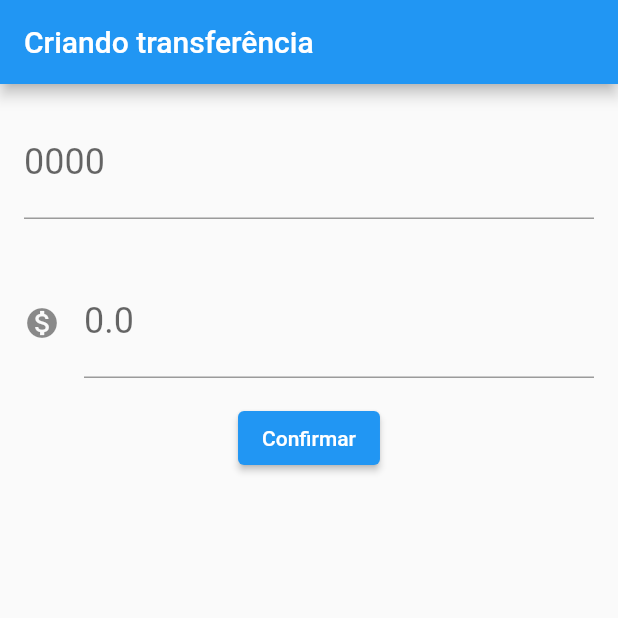
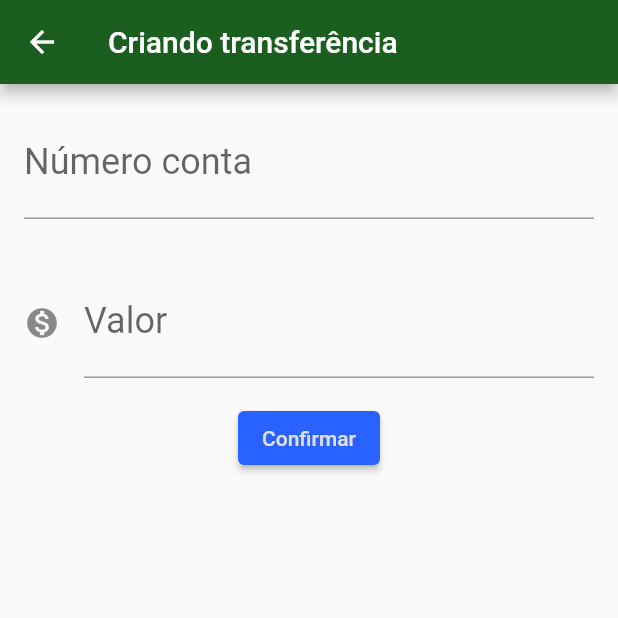
Before and after one commit to clebersantos/flutter-fundamentos, a Flutter app: the FormularioTransferencia screen opened directly, after a tap on "Confirmar", on a phone screen of 412 x 824 dp, the top half of it. Run offline on Flutter 3.47's test engine with Material 2 defaults, Android fonts, the phone set to English and light mode, and no system bars.

Commit message:
refactor(app): aplica reorganização do código

```diff
--- /dev/null
+++ b/lib/components/editor.dart
@@ -0,0 +1,35 @@
+import 'package:flutter/cupertino.dart';
+import 'package:flutter/material.dart';
+
+class Editor extends StatelessWidget {
+  final TextEditingController? controlador;
+  final String? rotulo;
+  final String? dica;
+  final IconData? icone;
+
+  Editor({
+    this.controlador,
+    this.rotulo,
+    this.dica,
+    this.icone,
+  });
+
+  @override
+  Widget build(BuildContext context) {
+    return Padding(
+      padding: const EdgeInsets.all(16.0),
+      child: TextField(
+        controller: controlador,
+        style: TextStyle(
+          fontSize: 24.0,
+        ),
+        decoration: InputDecoration(
+          icon: icone != null ? Icon(icone) : null,
+          labelText: rotulo,
+          hintText: dica,
+        ),
+        keyboardType: TextInputType.number,
+      ),
+    );
+  }
+}
--- a/lib/main.dart
+++ b/lib/main.dart
@@ -1,75 +1,8 @@
+import 'package:bytebank/screens/transferencia/lista.dart';
 import 'package:flutter/material.dart';
 
 void main() {
   runApp(BytebankApp());
-}
-
-class FormularioTransferencia extends StatelessWidget {
-  final TextEditingController _controladorCampoNumeroConta =
-      TextEditingController();
-  final TextEditingController _controladorCampoValor = TextEditingController();
-
-  @override
-  Widget build(BuildContext context) {
-    return Scaffold(
-      appBar: AppBar(title: Text('Criando transferência')),
-      body: Column(
-        children: <Widget>[
-          Editor(
-              controlador: _controladorCampoNumeroConta,
-              dica: 'Número conta',
-              rotulo: '0000'),
-          Editor(
-              controlador: _controladorCampoValor,
-              dica: 'Valor',
-              rotulo: '0.0',
-              icone: Icons.monetization_on),
-          ElevatedButton(
-              onPressed: () => _criaTransferencia(context), // expression body
-              child: Text('Confirmar'))
-        ],
-      ),
-    );
-  }
-
-  void _criaTransferencia(BuildContext context) {
-    final valor = double.tryParse(_controladorCampoValor.text);
-    final conta = int.tryParse(_controladorCampoNumeroConta.text);
-
-    if (valor != null && conta != null) {
-      final transferenciaCriada = Transferencia(valor, conta);
-      ScaffoldMessenger.of(context).showSnackBar(
-          SnackBar(content: Text('$transferenciaCriada')));
-    }
-  }
-}
-
-class Editor extends StatelessWidget {
-  final TextEditingController? controlador;
-  final String? rotulo;
-  final String? dica;
-  final IconData? icone;
-
-  Editor({this.controlador, this.rotulo, this.dica, this.icone});
-
-  @override
-  Widget build(BuildContext context) {
-    return Padding(
-      padding: const EdgeInsets.all(16.0),
-      child: TextField(
-        controller: controlador,
-        style: TextStyle(
-          fontSize: 24.0,
-        ),
-        decoration: InputDecoration(
-          icon: icone != null ? Icon(icone) : null,
-          labelText: rotulo,
-          hintText: dica,
-        ),
-        keyboardType: TextInputType.number,
-      ),
-    );
-  }
 }
 
 class BytebankApp extends StatelessWidget {
@@ -78,66 +11,21 @@ class BytebankApp extends StatelessWidget {
   @override
   Widget build(BuildContext context) {
     return MaterialApp(
-      home: Scaffold(
-        body: FormularioTransferencia(),
+      theme: ThemeData(
+        primaryColor: Colors.green[900],
+        accentColor: Colors.blueAccent[700],
+        buttonTheme: ButtonThemeData(
+          buttonColor: Colors.blueAccent[700],
+          textTheme: ButtonTextTheme.primary,
+        ),
+        elevatedButtonTheme: ElevatedButtonThemeData(
+          style: ElevatedButton.styleFrom(
+            onPrimary: Colors.grey[300],
+            primary: Colors.blueAccent[700],
+          ),
+        ),
       ),
+      home: ListaTransferencias(),
     );
   }
 }
-
-class ListaTransferencias extends StatelessWidget {
-  Widget build(BuildContext context) {
-    return Scaffold(
-      appBar: AppBar(
-        title: Text("Transferências"),
-      ),
-      body: Column(
-        children: [
-          ItemTransferencia(
-            Transferencia(100.0, 2000),
-          ),
-          ItemTransferencia(
-            Transferencia(200.0, 3000),
-          ),
-          ItemTransferencia(
-            Transferencia(300.0, 4000),
-          ),
-        ],
-      ),
-      floatingActionButton: FloatingActionButton(
-        onPressed: () {
-          // Add your onPressed code here!
-        },
-        child: Icon(Icons.add),
-      ),
-    );
-  }
-}
-
-class ItemTransferencia extends StatelessWidget {
-  final Transferencia _transferencia;
-
-  ItemTransferencia(this._transferencia);
-
-  @override
-  Widget build(BuildContext context) {
-    return Card(
-        child: ListTile(
-      leading: Icon(Icons.monetization_on),
-      title: Text(_transferencia.valor.toString()),
-      subtitle: Text(_transferencia.numeroConta.toString()),
-    ));
-  }
-}
-
-class Transferencia {
-  final double valor;
-  final int numeroConta;
-
-  Transferencia(this.valor, this.numeroConta);
-
-  @override
-  String toString() {
-    return 'Transferencia {valor: $valor, numeroConta: $numeroConta}';
-  }
-}
--- /dev/null
+++ b/lib/models/transferencia.dart
@@ -0,0 +1,14 @@
+class Transferencia {
+  final double valor;
+  final int numeroConta;
+
+  Transferencia(
+    this.valor,
+    this.numeroConta,
+  );
+
+  @override
+  String toString() {
+    return 'Transferencia {valor: $valor, numeroConta: $numeroConta}';
+  }
+}
--- /dev/null
+++ b/lib/screens/transferencia/formulario.dart
@@ -0,0 +1,67 @@
+import 'package:bytebank/components/editor.dart';
+import 'package:bytebank/models/transferencia.dart';
+import 'package:flutter/cupertino.dart';
+import 'package:flutter/material.dart';
+
+class FormularioTransferencia extends StatefulWidget {
+  @override
+  State<StatefulWidget> createState() {
+    return FormularioTransferenciaState();
+  }
+}
+
+const _tituloAppBar = 'Criando transferência';
+
+const _rotuloCampoValor = 'Valor';
+const _dicaCampoValor = '0.00';
+
+const _rotuloCampoNumero = 'Número conta';
+const _dicaCampoNumero = '0000';
+
+const _textoBotaoConfirmar = 'Confirmar';
+
+class FormularioTransferenciaState extends State<FormularioTransferencia> {
+  final TextEditingController _controladorCampoNumeroConta =
+      TextEditingController();
+  final TextEditingController _controladorCampoValor = TextEditingController();
+
+  @override
+  Widget build(BuildContext context) {
+    return Scaffold(
+      appBar: AppBar(title: Text(_tituloAppBar)),
+      body: SingleChildScrollView(
+        child: Column(
+          children: <Widget>[
+            Editor(
+              controlador: _controladorCampoNumeroConta,
+              dica: _dicaCampoNumero,
+              rotulo: _rotuloCampoNumero,
+            ),
+            Editor(
+              controlador: _controladorCampoValor,
+              dica: _dicaCampoValor,
+              rotulo: _rotuloCampoValor,
+              icone: Icons.monetization_on,
+            ),
+            ElevatedButton(
+                onPressed: () => _criaTransferencia(context),
+                // expression body
+                child: Text(_textoBotaoConfirmar))
+          ],
+        ),
+      ),
+    );
+  }
+
+  void _criaTransferencia(BuildContext context) {
+    final valor = double.tryParse(_controladorCampoValor.text);
+    final conta = int.tryParse(_controladorCampoNumeroConta.text);
+
+    if (valor != null && conta != null) {
+      final transferenciaCriada = Transferencia(valor, conta);
+      Navigator.pop(context, transferenciaCriada);
+      ScaffoldMessenger.of(context)
+          .showSnackBar(SnackBar(content: Text('$transferenciaCriada')));
+    }
+  }
+}
```
Also changed, not shown: lib/screens/transferencia/lista.dart (added, +67 -0 lines), 1 other file.
